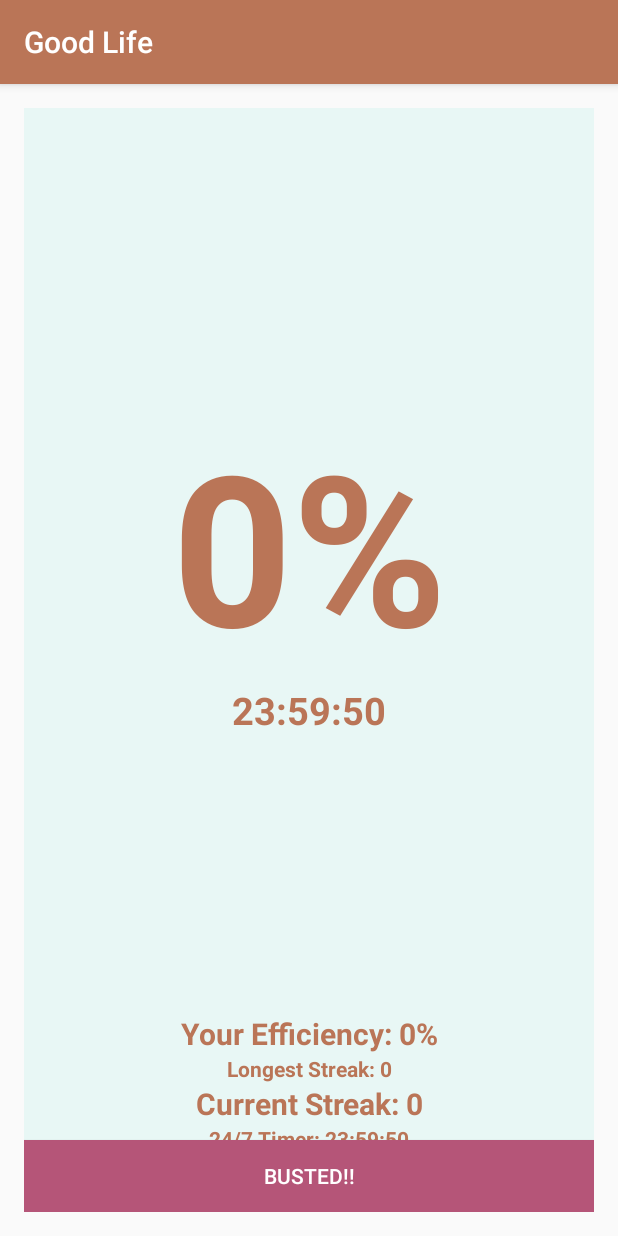
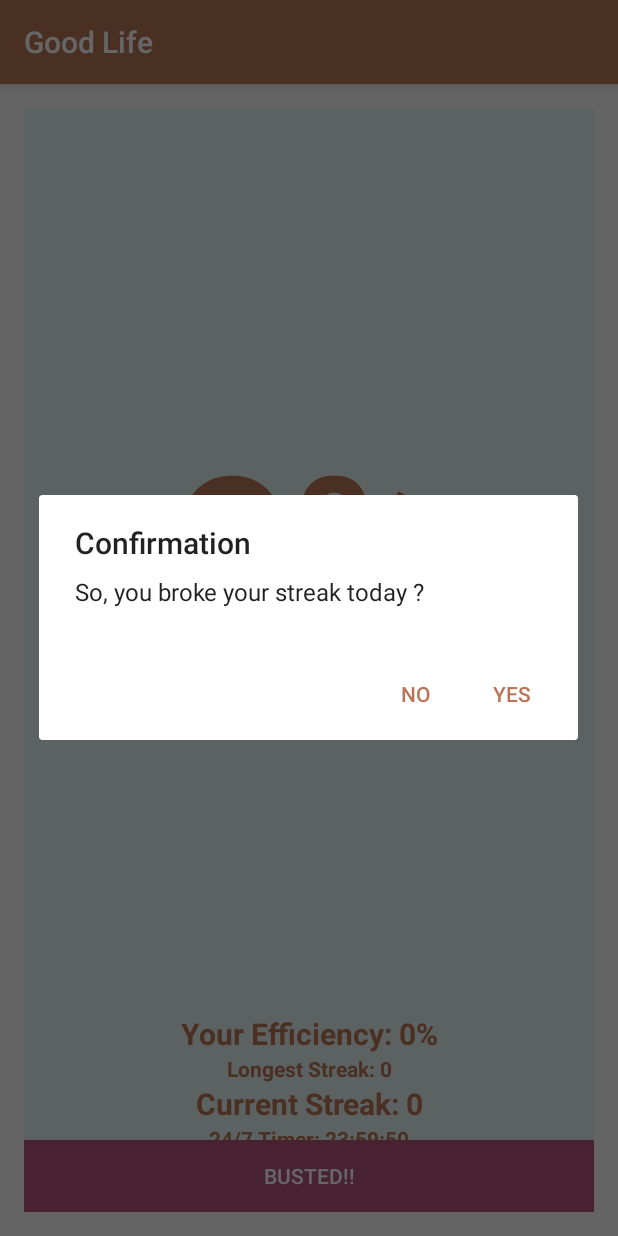
Before and after one commit to algoprentice/GoodLifeApp, an Android app: the screen it shows after launch (MainActivity), after a tap on "BUSTED!!", on a phone screen of 412 x 824 dp. Run offline under Robolectric (Android 15) with nearby library versions, the phone set to English and light mode, and no system bars.

Commit message:
Timer Working Properly & Confirmation Added

```diff
--- a/app/src/main/java/com/swapnil/goodlife/MainActivity.java
+++ b/app/src/main/java/com/swapnil/goodlife/MainActivity.java
@@ -1,13 +1,16 @@
 package com.swapnil.goodlife;
 
+import android.content.DialogInterface;
 import android.os.CountDownTimer;
 import android.os.SystemClock;
+import android.support.v7.app.AlertDialog;
 import android.support.v7.app.AppCompatActivity;
 import android.os.Bundle;
 import android.text.format.DateFormat;
 import android.view.View;
 import android.widget.Chronometer;
 import android.widget.TextView;
+import android.widget.Toast;
 
 import java.util.Date;
 
@@ -21,10 +24,13 @@ public class MainActivity extends AppCompatActivity {
     private TextView V_challenge_time;
     private TextView V_timer;
     private TextView V_timer_big;
+    private CountDownTimer cdTimer;
 
     @Override
     protected void onCreate(Bundle savedInstanceState) {
         super.onCreate(savedInstanceState);
+        System.out.println("On Create");
+
         setContentView(R.layout.activity_main);
 
         try {
@@ -45,43 +51,57 @@ public class MainActivity extends AppCompatActivity {
 
     }
 
-    private void playWithCountDownTimer(Date timeOfTimer) {
-        Date currentTime = new Date();
-        long millis = currentTime.getTime() - timeOfTimer.getTime();
-        millis = (24 * 60 * 60 * 1000) - millis;
-
-        new CountDownTimer(millis, 1000) {
-            public void onTick(long millisUntilFinished) {
-                long hrs = millisUntilFinished / (60*60*1000);
-                long mins = (millisUntilFinished / (60 * 1000)) % 60;
-                long secs = (millisUntilFinished / (1000)) % 60;
-
-                V_timer.setText("24/7 Timer: "+ hrs + ":" + mins + ":" + secs);
-                V_timer_big.setText(hrs + ":" + mins + ":" + secs);
-            }
-
-            public void onFinish() {
-               playWithCountDownTimer(user.getTimeOfLastUpdate());
-            }
-        }.start();
-    }
-
     @Override
     public void onWindowFocusChanged(boolean hasFocus) {
         super.onWindowFocusChanged(hasFocus);
         user.update();
         setValuesInApp();
-
-        //playWithCountDownTimer(user.getTimeOfLastUpdate());
     }
 
     @Override
     protected void onStart() {
         super.onStart();
+        System.out.println("On Start");
 
         user.update();
         setValuesInApp();
-        playWithCountDownTimer(user.getTimeOfLastUpdate());
+    }
+
+    @Override
+    protected void onRestart() {
+        super.onRestart();
+        System.out.println("On Restart");
+    }
+
+    private long getMillis(Date timeCheckPoint) {
+        Date currentTime = new Date();
+        long millis = currentTime.getTime() - timeCheckPoint.getTime();
+        millis = (24 * 60 * 60 * 1000) - millis;
+        return millis;
+    }
+
+    @Override
+    protected void onResume() {
+        super.onResume();
+        System.out.println("On Resume");
+
+        long millis = getMillis(user.getTimeOfLastUpdate());
+        this.cdTimer = giveMeCountDownTimer(millis);
+        this.cdTimer.start();
+    }
+
+    @Override
+    protected void onStop() {
+        super.onStop();
+        System.out.println("On Stop");
+
+        this.cdTimer.cancel();
+    }
+
+    @Override
+    protected void onPause() {
+        super.onPause();
+        System.out.println("On Pause");
     }
 
     private void setValuesInApp() {
@@ -94,23 +114,63 @@ public class MainActivity extends AppCompatActivity {
     }
 
     public void onClickingBustedButton(View view) {
-        user.updateAfterFap();
-        setValuesInApp();
+        AlertDialog.Builder builder = new AlertDialog.Builder(this);
+        builder.setTitle("Confirmation");
+        builder.setMessage("So, you broke your streak today ?");
+        builder.setCancelable(false);
 
+        builder.setPositiveButton("Yes", new DialogInterface.OnClickListener() {
+            @Override
+            public void onClick(DialogInterface dialog, int which) {
+                user.updateAfterFap();
+                setValuesInApp();
 
-        //playWithCountDownTimer(user.getTimeOfLastUpdate());
+                cdTimer.cancel();
+                long millis = getMillis(user.getTimeOfLastUpdate());
+                cdTimer = giveMeCountDownTimer(millis);
+                cdTimer.start();
+
+                Toast.makeText(getApplicationContext(), "Resist Temptations More Next Time!", Toast.LENGTH_SHORT).show();
+            }
+        });
+
+        builder.setNegativeButton("No", new DialogInterface.OnClickListener() {
+            @Override
+            public void onClick(DialogInterface dialog, int which) {
+                Toast.makeText(getApplicationContext(), "Glad to hear it!", Toast.LENGTH_SHORT).show();
+            }
+        });
+
+        builder.show();
+    }
+
+    private CountDownTimer giveMeCountDownTimer(long millis) {
+        return new CountDownTimer(millis, 1000) {
+            @Override
+            public void onTick(long millisUntilFinished) {
+                long hrs = millisUntilFinished / (60 * 60 * 1000);
+                long minutes = (millisUntilFinished / (60 * 1000)) % 60;
+                long secs = (millisUntilFinished / (1000)) % 60;
+
+                String msg = hrs + ":" + minutes + ":" + secs;
+                String msg24 = "24/7 Timer: " + msg;
+
+                V_timer.setText(msg24);
+                V_timer_big.setText(msg);
+            }
+
+            @Override
+            public void onFinish() {}
+        };
     }
 
     @Override
     protected void onDestroy() {
         super.onDestroy();
-
         try {
             user.onShutdown(getApplicationContext());
         } catch (Exception e) {
             e.printStackTrace();
         }
     }
-
-
 }
--- a/app/src/main/java/com/swapnil/goodlife/User.java
+++ b/app/src/main/java/com/swapnil/goodlife/User.java
@@ -48,7 +48,7 @@ public class User {
         long duration = currentTime.getTime() - this.timeOfLastUpdate.getTime();
 
         if(duration > 0) {
-            //Debug Code
+            /*Debug Code
             long durationInMinutes = TimeUnit.MILLISECONDS.toMinutes(duration);
             if(durationInMinutes > 0) {
                 this.efficiency += durationInMinutes;
@@ -57,10 +57,10 @@ public class User {
                 calendar.add(Calendar.MINUTE, (int) durationInMinutes);
                 this.timeOfLastUpdate = calendar.getTime();
             }
-            //Debug Code
+            Debug Code*/
 
         }
-            /*
+            //
             long durationInDays = TimeUnit.MILLISECONDS.toDays(duration);
             if(durationInDays > 0) {
                 this.efficiency += durationInDays;
@@ -69,7 +69,7 @@ public class User {
                 calendar.add(Calendar.DATE, (int) durationInDays);
                 this.timeOfLastUpdate = calendar.getTime();
             }
-            */
+            //
     }
 
     public void updateAfterFap() {
@@ -82,21 +82,21 @@ public class User {
         //Updating loss & efficiency
         int prevEfficiency = this.efficiency;
 
-        //Debug Code
+        /*Debug Code
         if(currentStreak >= 3) {
             this.efficiency = Math.max(this.efficiency - 1, 0);
         } else {
             this.efficiency = Math.max(this.efficiency - (3 - currentStreak), 0);
         }
-        //Debug Code
+        Debug Code*/
 
-        /*
+        //
         if(currentStreak >= 7) {
             this.efficiency = Math.max(this.efficiency - 1, 0);
         } else {
             this.efficiency = Math.max(this.efficiency - (7 - currentStreak), 0);
         }
-        */
+        //
 
         this.loss = prevEfficiency - this.efficiency;
 
@@ -111,30 +111,30 @@ public class User {
         Date currentTime = new Date();
         long duration = currentTime.getTime() - this.timeOfLastFap.getTime();
 
-        //Debug Code
+        /*Debug Code
         long durationInMins = TimeUnit.MILLISECONDS.toMinutes(duration);
         return (int)durationInMins;
-        //Debug Code
+        Debug Code*/
 
-        /*
+        //
         long durationInDays = TimeUnit.MILLISECONDS.toDays(duration);
         return (int)durationInDays;
-        */
+        //
     }
 
     public int daysPassedSinceStart() {
         Date currentTime = new Date();
         long duration = currentTime.getTime() - this.timeOfInstall.getTime();
 
-        //Debug Code
+        /*Debug Code
         long durationInMins = TimeUnit.MILLISECONDS.toMinutes(duration);
         return (int)durationInMins;
-        //Debug Code
+        Debug Code*/
 
-        /*
+
         long durationInDays = TimeUnit.MILLISECONDS.toDays(duration);
         return (int)durationInDays;
-        */
+
     }
 
     public Date getTimeOfLastFap() { return this.timeOfLastFap; }
```
